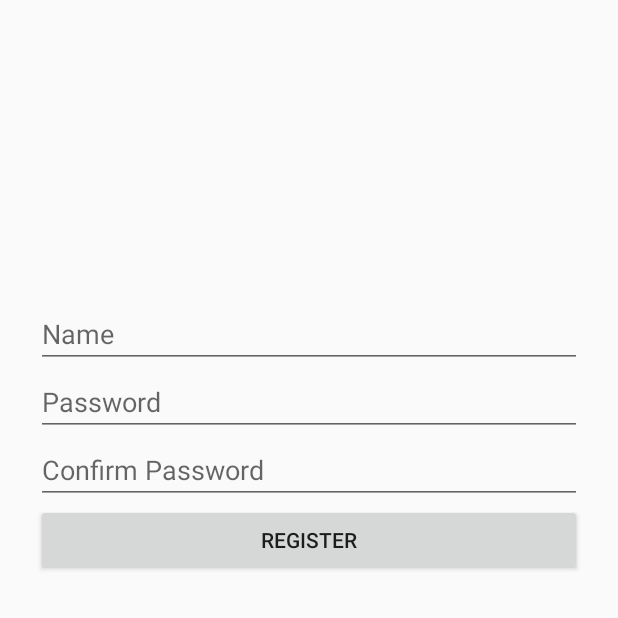
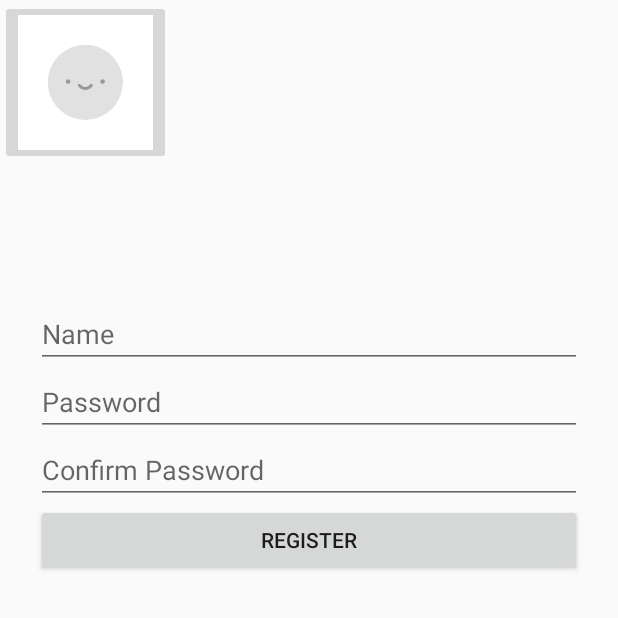
Before and after one commit to thien-ng/LOG3900, an Android app: the screen it shows after launch (LogPageActivity), after a tap on "I don't have an account", on a phone screen of 412 x 824 dp, the top half of it. Run offline under Robolectric (Android 15) with nearby library versions, the phone set to English and light mode, and no system bars; our stand-ins replace Volley.

Commit message:
D: image button

```diff
--- a/android_app/app/src/main/res/layout/fragment_registration.xml
+++ b/android_app/app/src/main/res/layout/fragment_registration.xml
@@ -9,7 +9,21 @@
         app:errorEnabled="true"
         tools:showIn="@layout/activity_logpage"
         tools:context=".LogPageActivity">
+    <ImageButton
+            android:layout_height="0dp"
+            android:layout_width="wrap_content"
+            android:scaleType="fitXY"
+            android:id="@+id/register_pickAvatar"
+            android:src="@drawable/default_avatar"
 
+            app:layout_constraintEnd_toEndOf="parent"
+            app:layout_constraintHorizontal_bias="0.0"
+            app:layout_constraintStart_toStartOf="parent"
+            app:layout_constraintTop_toTopOf="parent"
+
+            android:text="Pick avatar"
+
+            />
     <EditText
             android:id="@+id/register_editText_name"
             android:layout_width="0dp"
@@ -24,8 +38,9 @@
             android:inputType="textPersonName"
             app:layout_constraintEnd_toEndOf="parent"
             app:layout_constraintHorizontal_bias="0.0"
-            app:layout_constraintStart_toStartOf="parent"
-            app:layout_constraintTop_toTopOf="parent" />
+            app:layout_constraintStart_toStartOf="@+id/register_pickAvatar"
+            app:layout_constraintTop_toTopOf="@+id/register_pickAvatar"
+             />
 
 
     <EditText
```
